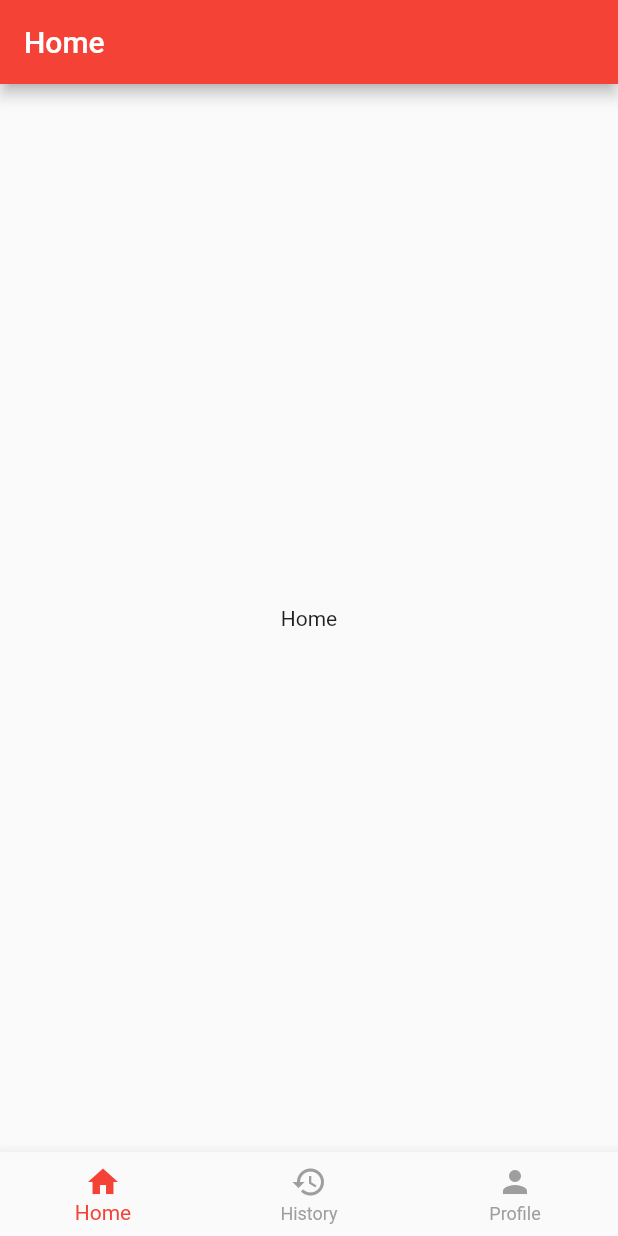
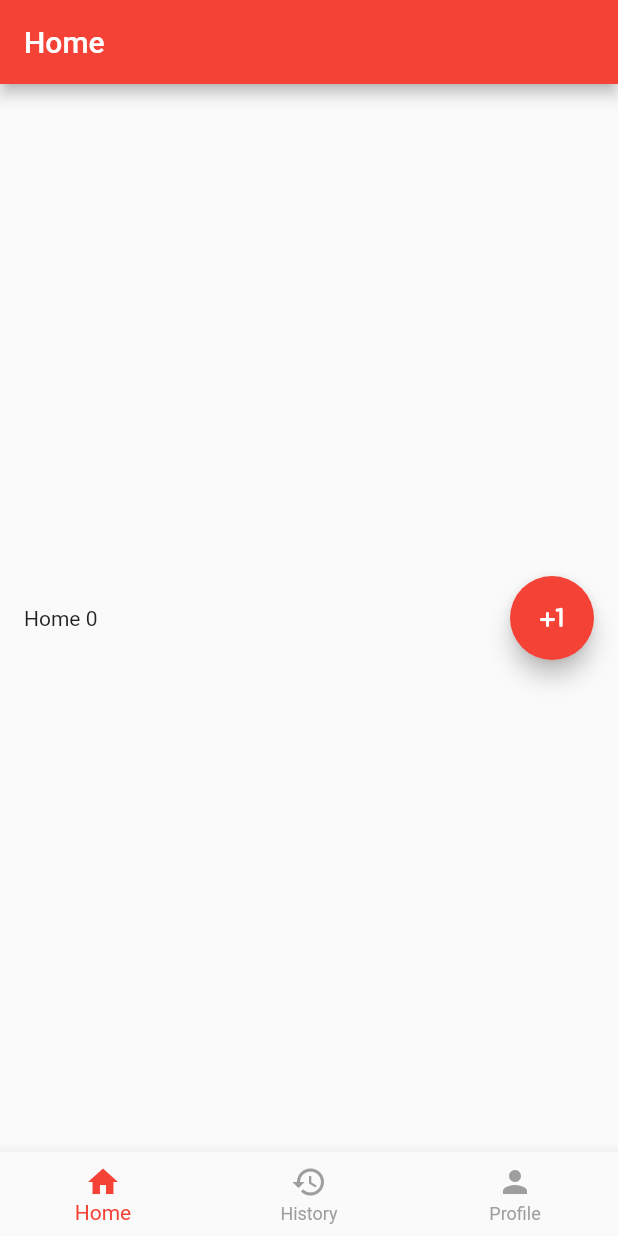
Before and after one commit to nathaniel-niel/bottomNavigationBarFlutter, a Flutter app: the screen it shows after launch, on a phone screen of 412 x 824 dp. Run offline on Flutter 3.47's test engine with Material 2 defaults, Android fonts, the phone set to English and light mode, and no system bars.

Commit message:
add floating button

```diff
--- a/lib/screens/home.dart
+++ b/lib/screens/home.dart
@@ -8,10 +8,30 @@ class Home extends StatefulWidget {
 }
 
 class _HomeState extends State<Home> {
+  int num = 0;
   @override
   Widget build(BuildContext context) {
     return Container(
-      child: Center(child: Text("Home")),
+      child: Center(
+        child: Padding(
+          padding: const EdgeInsets.all(16),
+          child: Row(
+            mainAxisAlignment: MainAxisAlignment.spaceBetween,
+            children: [
+              Text("Home $num"),
+              FloatingActionButton(
+                onPressed: () {
+                  setState(() {
+                    num += 1;
+                  });
+                },
+                backgroundColor: Colors.red,
+                child: Icon(Icons.plus_one_rounded),
+              ),
+            ],
+          ),
+        ),
+      ),
     );
   }
 }
```
